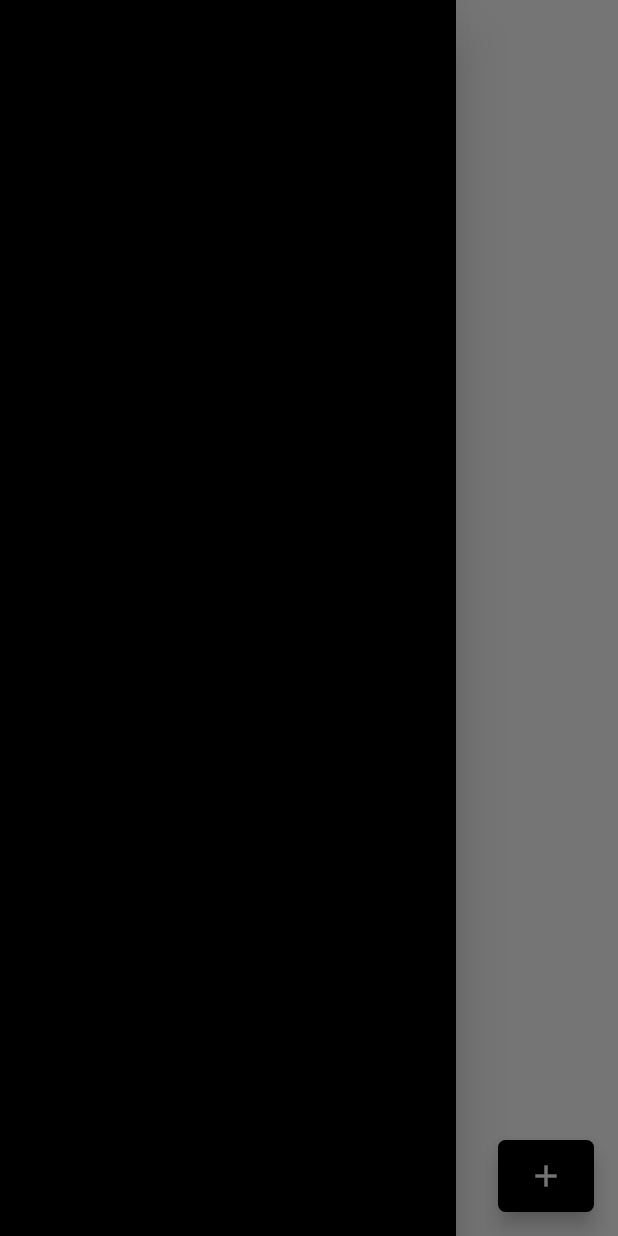
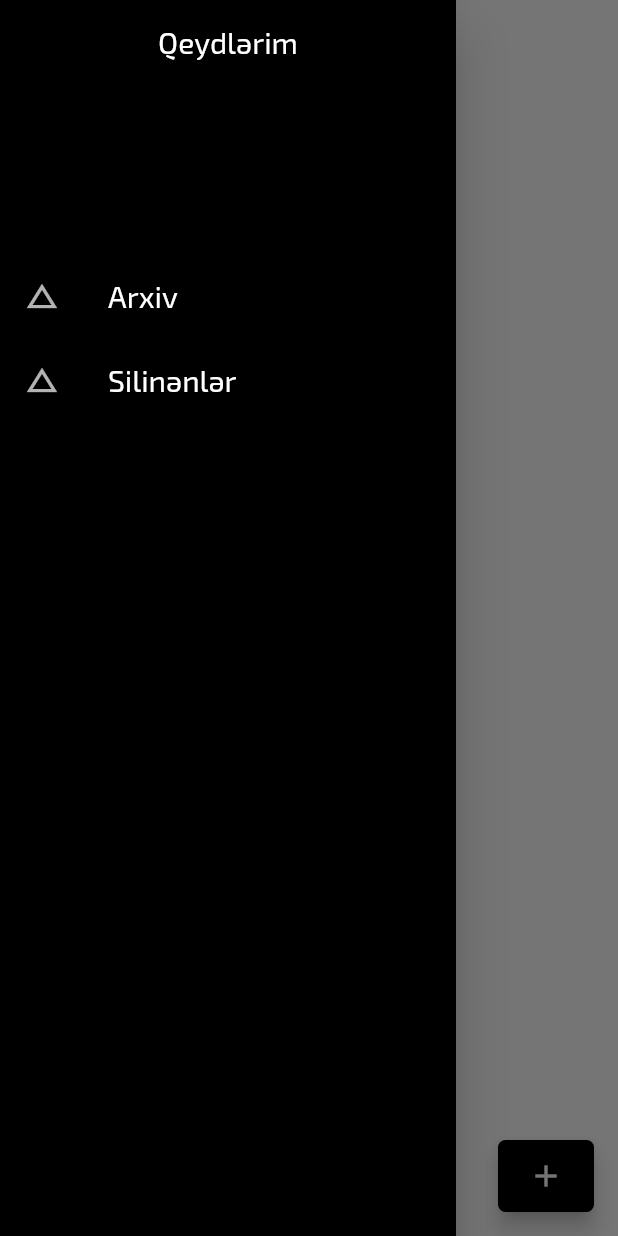
Before and after one commit to abbasovrashad/minimalists-notes-app, a Flutter app: the screen it shows after launch, with the side drawer open, on a phone screen of 412 x 824 dp. Run offline on Flutter 3.47's test engine with Material 2 defaults, Android fonts, the phone set to English and light mode, and no system bars; our stand-ins replace flutter_staggered_animations, fluttertoast, sqflite; accounts and stored records are empty.

Commit message:
18 april

```diff
--- a/lib/main.dart
+++ b/lib/main.dart
@@ -11,7 +11,7 @@ void main() {
       child: MyApp(),
     ),
   );
-  // SystemChrome.setEnabledSystemUIOverlays([]);
+
   SystemChrome.setPreferredOrientations(
     [
       DeviceOrientation.portraitDown,
@@ -30,6 +30,10 @@ class MyApp extends StatelessWidget {
           body1: TextStyle(fontSize: 20.0),
           body2: TextStyle(fontSize: 18.0),
         ),
+        appBarTheme: AppBarTheme(
+          color: Colors.white,
+          elevation: 0.0,
+        ),
         fontFamily: "Exo2",
         primaryColor: Colors.black,
         accentColor: Colors.black,
--- a/lib/models/note.dart
+++ b/lib/models/note.dart
@@ -4,12 +4,16 @@ class Note {
   String _description;
   String _date;
   int _priority;
+  int _isArchieved;
+  int _isDeleted;
 
   Note(
     this._title,
     this._description,
     this._date,
     this._priority,
+    this._isArchieved,
+    this._isDeleted,
   );
 
   Note.withID(
@@ -18,6 +22,8 @@ class Note {
     this._description,
     this._date,
     this._priority,
+    this._isArchieved,
+    this._isDeleted,
   );
 
   int get id => _id;
@@ -25,6 +31,8 @@ class Note {
   String get description => _description;
   String get date => _date;
   int get priority => _priority;
+  int get isDeleted => _isDeleted;
+  int get isArchieved => _isArchieved;
 
   set title(String title) {
     if (title.length <= 255) this._title = title;
@@ -42,6 +50,14 @@ class Note {
     this._date = date;
   }
 
+  set isArchieved(int oneOrZero){
+    this._isArchieved = oneOrZero;
+  }
+
+  set isDeleted(int oneOrZero){
+    this._isDeleted = oneOrZero;
+  }
+
   Map<String, dynamic> toMap() {
     return <String, dynamic>{
       "id": _id,
@@ -49,6 +65,8 @@ class Note {
       "description": _description,
       "priority": _priority,
       "date": _date,
+      "is_archieved": _isArchieved,
+      "is_deleted": _isDeleted
     };
   }
 
@@ -58,5 +76,11 @@ class Note {
     this._description = map["description"];
     this._priority = map["priority"];
     this._date = map["date"];
+    this._isArchieved = map["is_archieved"];
+    this._isDeleted = map["is_deleted"];
   }
+
+  @override
+  String toString() => "$id, $title, $description, $date, $priority, $isArchieved, $isDeleted";
+
 }
--- a/lib/providers/notes.dart
+++ b/lib/providers/notes.dart
@@ -1,4 +1,5 @@
 import 'package:flutter/foundation.dart';
+import 'package:qeydlerim/models/note.dart';
 
 class NotesProvider with ChangeNotifier {
   String title;
@@ -10,4 +11,7 @@ class NotesProvider with ChangeNotifier {
     description = null;
     showFAB = false;
   }
+
+  List<Note> notes = new List<Note>();
+  List<Note> archievedNotes = new List<Note>();
 }
--- a/lib/screens/home.dart
+++ b/lib/screens/home.dart
@@ -1,16 +1,12 @@
 import 'package:flutter/cupertino.dart';
 import 'package:flutter/material.dart';
 import 'package:flutter_staggered_animations/flutter_staggered_animations.dart';
-import 'package:intl/intl.dart';
-import 'package:provider/provider.dart';
 import 'package:qeydlerim/models/note.dart';
-import 'package:qeydlerim/providers/notes.dart';
 import 'package:qeydlerim/screens/add.dart';
-import 'package:qeydlerim/screens/view.dart';
 import 'package:qeydlerim/services/database.dart';
 import 'package:qeydlerim/widgets/menudrawer.dart';
 import 'package:qeydlerim/widgets/notecard.dart';
-import 'package:sqflite/sqflite.dart';
+import 'package:qeydlerim/widgets/threedots.dart';
 
 class Home extends StatefulWidget {
   @override
@@ -19,32 +15,18 @@ class Home extends StatefulWidget {
 
 class _HomeState extends State<Home> {
   final GlobalKey<ScaffoldState> _scaffoldKey = new GlobalKey<ScaffoldState>();
+
   DatabaseService databaseService = new DatabaseService();
 
   List<Note> notes = [];
 
-  @override
-  void initState() {
-    super.initState();
-    _updateNotesList();
-  }
-
-  Future<List<Note>> _updateNotesList() async {
-    Future<Database> init = databaseService.initializeDatabase();
-    init.then((database) {
-      Future<List<Note>> listOfNotes = databaseService.getNoteList();
-      listOfNotes.then((notesList) {
-        return listOfNotes;
-      });
-    });
-
+  Future<List<Note>> _getNotes() async {
     await databaseService.getNoteList().then((notesList) => notes = notesList);
     return notes;
   }
 
   @override
   Widget build(BuildContext context) {
-    var notesProvider = Provider.of<NotesProvider>(context);
     return SafeArea(
       child: Scaffold(
         key: _scaffoldKey,
@@ -71,11 +53,10 @@ class _HomeState extends State<Home> {
                 ],
         ),
         body: FutureBuilder(
-          future: _updateNotesList(),
+          future: _getNotes(),
           builder: (context, snapshot) {
             if (!snapshot.hasData) {
-              return Center(
-                  child: Text("...", style: TextStyle(fontSize: 50.0)));
+              return ThreeDots();
             }
             if (snapshot.data.length == 0) {
               return Center(
@@ -85,7 +66,7 @@ class _HomeState extends State<Home> {
                 ),
               );
             }
-            return displayNotes(snapshot.data);
+            return displayNotes(snapshot);
           },
         ),
         floatingActionButton: FloatingActionButton.extended(
@@ -101,9 +82,9 @@ class _HomeState extends State<Home> {
     );
   }
 
-  Widget displayNotes(notesProvider) => AnimationLimiter(
+  Widget displayNotes(snapshot) => AnimationLimiter(
         child: ListView.builder(
-          itemCount: notes.length,
+          itemCount: snapshot.data.length,
           itemBuilder: (context, index) {
             return AnimationConfiguration.staggeredList(
               position: index,
@@ -111,7 +92,7 @@ class _HomeState extends State<Home> {
               child: SlideAnimation(
                 verticalOffset: 50.0,
                 child: FadeInAnimation(
-                  child: NoteCard(note: notes[index]),
+                  child: NoteCard(note: snapshot.data[index]),
                 ),
               ),
             );
--- a/lib/widgets/menudrawer.dart
+++ b/lib/widgets/menudrawer.dart
@@ -1,4 +1,7 @@
+import 'package:flutter/cupertino.dart';
 import 'package:flutter/material.dart';
+import 'package:qeydlerim/screens/archieved.dart';
+import 'package:qeydlerim/screens/deleted.dart';
 
 class MenuDrawer extends StatelessWidget {
   @override
@@ -6,7 +9,46 @@ class MenuDrawer extends StatelessWidget {
     return Drawer(
       child: Container(
         color: Colors.black,
+        child: ListView(
+          children: <Widget>[
+            DrawerHeader(
+              child: Text(
+                "Qeydlərim",
+                style: Theme.of(context)
+                    .textTheme
+                    .body1
+                    .copyWith(color: Colors.white),
+                textAlign: TextAlign.center,
+              ),
+            ),
+            InkWell(
+              child: _listTile("Arxiv", context),
+              onTap: () {
+                Navigator.pop(context);
+                Navigator.push(context,
+                    CupertinoPageRoute(builder: (context) => Archieved()));
+              },
+            ),
+            InkWell(
+                onTap: () {
+                  Navigator.pop(context);
+                  Navigator.push(context,
+                      CupertinoPageRoute(builder: (context) => Deleted()));
+                },
+                child: _listTile("Silinənlər", context)),
+            // _listTile("Ayarlar", context),
+          ],
+        ),
       ),
     );
   }
+
+  Widget _listTile(String text, context) => ListTile(
+        leading: Icon(Icons.change_history, color: Colors.white70),
+        title: Text(
+          text,
+          style:
+              Theme.of(context).textTheme.body1.copyWith(color: Colors.white),
+        ),
+      );
 }
--- a/lib/widgets/notecard.dart
+++ b/lib/widgets/notecard.dart
@@ -10,8 +10,8 @@ class NoteCard extends StatelessWidget {
   @override
   Widget build(BuildContext context) {
     return GestureDetector(
-      onTap: () => Navigator.push(context,
-          CupertinoPageRoute(builder: (context) => View(note: note))),
+      onTap: () => Navigator.push(
+          context, CupertinoPageRoute(builder: (context) => View(note: note))),
       child: Column(
         children: <Widget>[
           Container(
```
Also changed, not shown: lib/screens/add.dart (+5 -3 lines), lib/screens/archieved.dart (added, +76 -0 lines), lib/screens/deleted.dart (added, +70 -0 lines), lib/screens/view.dart (+82 -20 lines), lib/services/database.dart (+73 -23 lines), lib/widgets/threedots.dart (added, +13 -0 lines), 1 other file.
